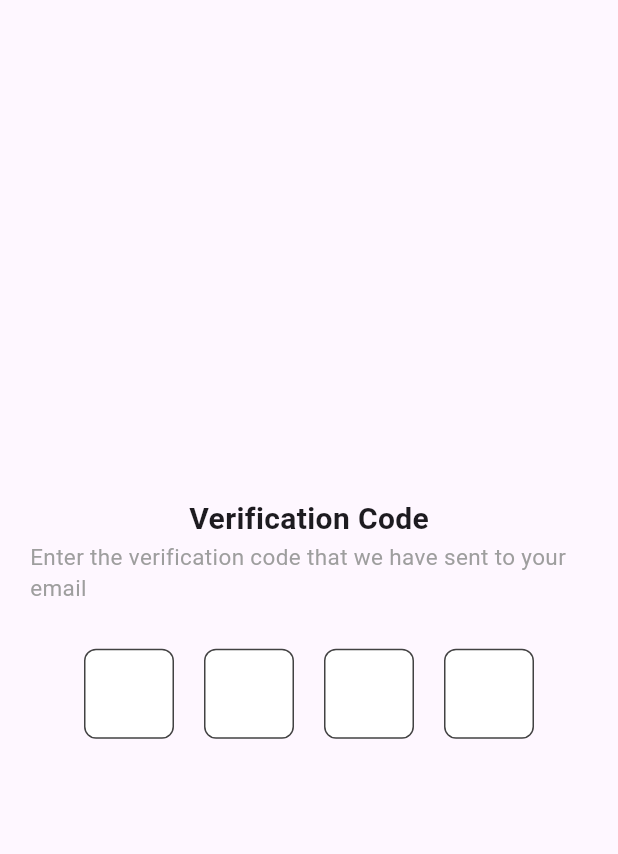
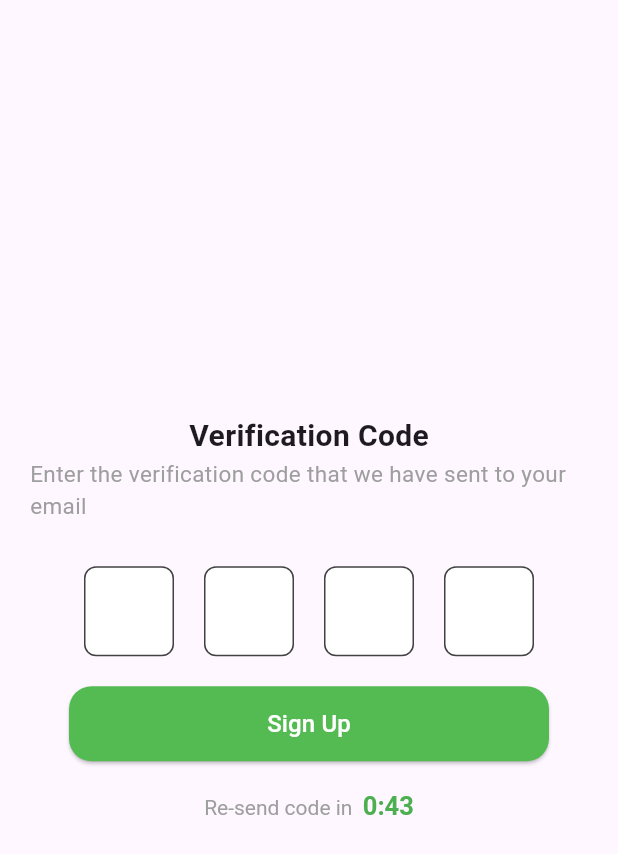
Before and after one commit to Maha6468/vuku_project_3, a Flutter app: the screen it shows after launch, on a phone screen of 412 x 824 dp. Shown: the top 854 px of the screen. Run offline on Flutter 3.47's test engine with Material 3 defaults, Android fonts, the phone set to English and light mode, and no system bars; drawn by our look-alikes of pinput.

Commit message:
last update

```diff
--- a/lib/Screens/Sign Up Flow/verification.dart
+++ b/lib/Screens/Sign Up Flow/verification.dart
@@ -1,6 +1,9 @@
 import 'package:flutter/cupertino.dart';
+import 'package:flutter/gestures.dart';
 import 'package:flutter/material.dart';
 import 'package:pinput/pinput.dart';
+
+import '../../Custom_Widget/elevated_Button.dart';
 
 class Verification_code extends StatefulWidget {
   const Verification_code({super.key});
@@ -56,7 +59,26 @@ class _Verification_codeState extends State<Verification_code> {
                   },
                 ),
               ),
+              SizedBox(height: 20,),
+              ElevatedButton_cust(text: 'Sign Up', width: 320,height: 50,
+                onPressed: (){},
+              ),
 
+              SizedBox(height: 20,),
+              RichText(
+                  text: TextSpan(
+                      style: TextStyle(color: Colors.black),
+                      children: <TextSpan>[
+                        TextSpan(text: "Re-send code in  ",style: TextStyle(color: Colors.grey)),
+                        TextSpan(
+                            text: "0:43",
+                            style:
+                            const TextStyle(fontWeight: FontWeight.bold,color: Colors.green,fontSize: 17),
+                            recognizer: TapGestureRecognizer()
+                              ..onTap = () {
+                                print("hello");
+                              }),
+                      ])),
 
 
 
```
